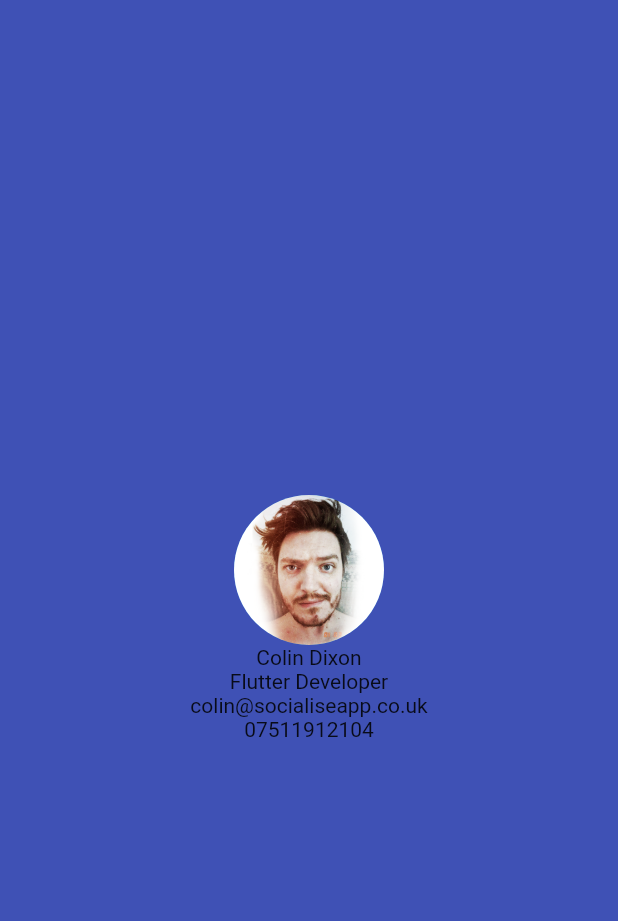
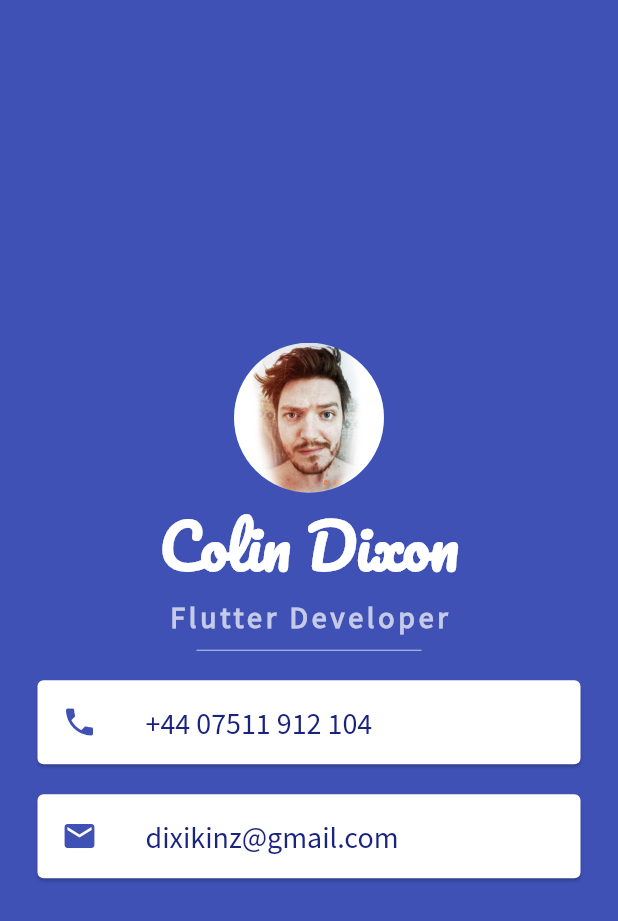
Before and after one commit to Dixikinz/mi_card_flutter, a Flutter app: the screen it shows after launch, on a phone screen of 412 x 824 dp. Shown: the top 921 px of the screen. Run offline on Flutter 3.47's test engine with Material 2 defaults, Android fonts, the phone set to English and light mode, and no system bars.

Commit message:
recompleting lessons

```diff
--- a/lib/main.dart
+++ b/lib/main.dart
@@ -18,12 +18,67 @@ class MyApp extends StatelessWidget {
                 radius: 50.0,
                 backgroundImage: AssetImage('images/head.png'),
               ),
-              Container(child: Text('Colin Dixon')),
-              Container(child: Text('Flutter Developer')),
-              Container(child: Text('colin@socialiseapp.co.uk')),
-              Container(child: Text('07511912104')),
               Container(
-                width: double.infinity),
+                child: Text(
+                  'Colin Dixon',
+              style: TextStyle(
+                fontFamily: 'Pacifico',
+                fontSize: 40.0,
+                color: Colors.white,
+                fontWeight: FontWeight.bold,
+                  ),
+                ),
+              ),
+              Container(child: Text('Flutter Developer',
+              style: TextStyle(
+                fontFamily: 'Source Sans Pro',
+                color: Colors.indigo.shade100,
+                fontSize: 20.0,
+                letterSpacing: 2.5,
+                fontWeight: FontWeight.bold,
+                  ),
+                ),
+              ),
+            SizedBox(
+              height: 20.0,
+              width: 150.0,
+              child: Divider(
+                color: Colors.indigo.shade100,
+              ),
+            ),
+            Card(
+                margin: EdgeInsets.symmetric(vertical: 10.0, horizontal: 25.0),
+                child: ListTile(
+                  leading: Icon(
+                    Icons.phone,
+                    color: Colors.indigo,
+                  ),
+                  title: Text(
+                    '+44 07511 912 104',
+                    style: TextStyle(
+                      color: Colors.indigo.shade900,
+                      fontFamily: 'Source Sans Pro',
+                      fontSize: 20.0,
+                    ),
+                  ),
+                ),
+              ),
+            Card(
+                margin: EdgeInsets.symmetric(vertical: 10.0, horizontal: 25.0),
+                child: ListTile(
+                  leading: Icon(
+                    Icons.email,
+                    color: Colors.indigo,
+                  ),
+                  title: Text(
+                    'dixikinz@gmail.com',
+                    style: TextStyle(
+                        fontSize: 20.0,
+                        color: Colors.indigo.shade900,
+                        fontFamily: 'Source Sans Pro'),
+                  ),
+                ),
+              ),
             ],
           ),
         ),
```
